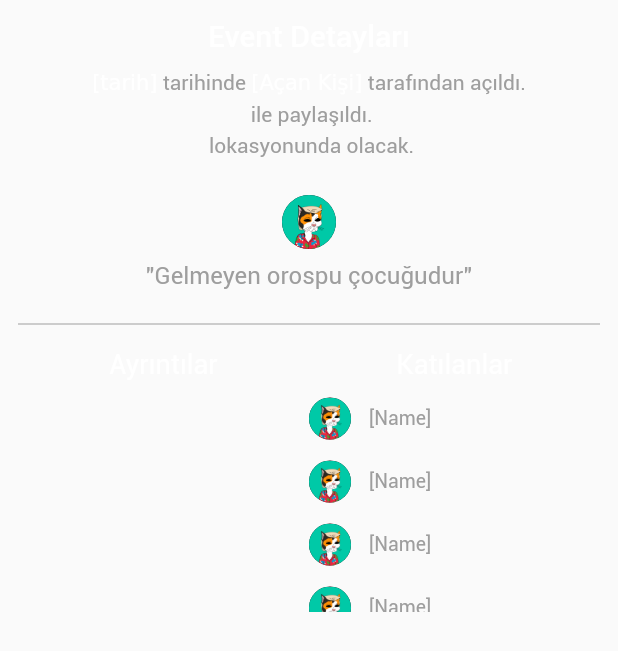
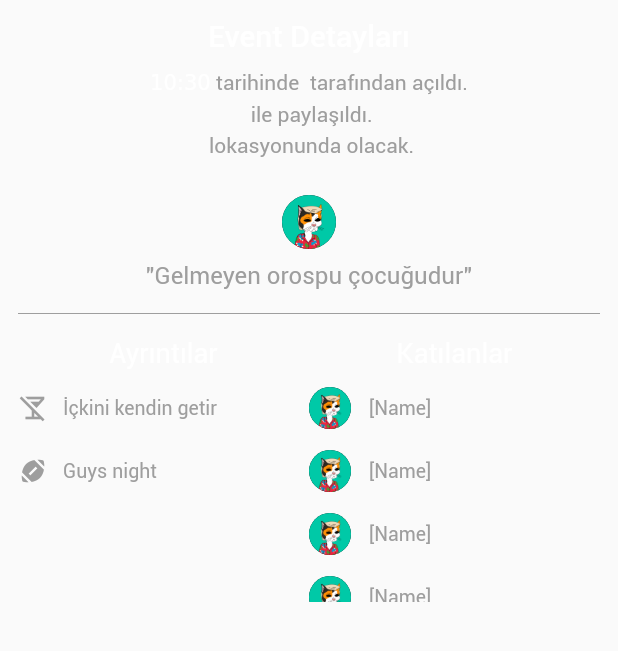
Before and after one commit to derennn/EnjoyTogether, a Flutter app: the OpenEventFocused widget shown alone on an empty page, opened directly with empty values, on a phone screen of 412 x 824 dp. Shown: the top 651 px of the screen. Run offline on Flutter 3.47's test engine with Material 2 defaults, Android fonts, the light colour scheme and no system bars; our stand-ins replace flutter_riverpod, persistent_bottom_nav_bar; network calls fail.

Commit message:
Event class new fields and visual improvements

```diff
--- a/lib/event/event_class.dart
+++ b/lib/event/event_class.dart
@@ -2,13 +2,18 @@ class Event {
   String lokasyon;
   String arkadasGrubu;
   bool arkadasGetirmekSerbestMi;
+  String acanKisi;
+  DateTime acildigiTarih;
 
-  Event(this.lokasyon, this.arkadasGrubu, this.arkadasGetirmekSerbestMi);
+  Event(this.lokasyon, this.arkadasGrubu, this.arkadasGetirmekSerbestMi, this.acanKisi, this.acildigiTarih);
 
   Event.fromMap(Map<String, dynamic> m)
       : lokasyon = m['lokasyon'],
         arkadasGrubu = m['arkadasGrubu'],
-        arkadasGetirmekSerbestMi = m['arkadasGetirmekSerbestMi'];
+        arkadasGetirmekSerbestMi = m['arkadasGetirmekSerbestMi'],
+        acanKisi = m['acanKisi'],
+        acildigiTarih = DateTime.parse(m['acildigiTarih'])
+  ;
 
 
   Map toMap() {
@@ -16,6 +21,8 @@ class Event {
       'lokasyon' : lokasyon,
       'arkadasGrubu' : arkadasGrubu,
       'arkadasGetirmekSerbestMi' : arkadasGetirmekSerbestMi,
+      'acanKisi' : acanKisi,
+      'acildigiTarih' : acildigiTarih.toIso8601String(),
     };
   }
 
--- a/lib/fixturepage.dart
+++ b/lib/fixture_screen/fixturepage.dart
@@ -29,6 +29,7 @@ class FixturePage extends ConsumerWidget {
             children: <Widget>[
               Expanded(
                 child: ListView.separated(
+                  physics: const AlwaysScrollableScrollPhysics(parent: BouncingScrollPhysics()),
                   itemCount: ref.read(fixtureBlockProvider),
                   itemBuilder: (context, index) {
                     return FixtureBlock(index: index);
--- a/lib/fixture_screen/open_events_screen/open_event_focused.dart
+++ b/lib/fixture_screen/open_events_screen/open_event_focused.dart
@@ -1,13 +1,35 @@
 import 'package:flutter/material.dart';
 import 'package:agalarla_mac/event/event_class.dart';
+import 'package:intl/intl.dart';
 
-class OpenEventFocused extends StatelessWidget {
+class OpenEventFocused extends StatefulWidget {
   const OpenEventFocused({
     required this.event,
     Key? key,
   }) : super(key: key);
 
   final Event event;
+
+  @override
+  State<OpenEventFocused> createState() => _OpenEventFocusedState();
+}
+
+class _OpenEventFocusedState extends State<OpenEventFocused> {
+
+  final DateFormat dateFormatter = DateFormat('dd.MM.yyyy');
+  final DateFormat timeFormatter = DateFormat('HH:mm');
+  final now = DateTime.now();
+  late int timePast;
+  String dateFormatted = '';
+  String timeFormatted = '';
+
+  @override
+  void initState() {
+    super.initState();
+    dateFormatted = dateFormatter.format(widget.event.acildigiTarih);
+    timeFormatted = timeFormatter.format(widget.event.acildigiTarih);
+    timePast = now.difference(widget.event.acildigiTarih).inHours;
+  }
 
   @override
   Widget build(BuildContext context) {
@@ -20,12 +42,15 @@ class OpenEventFocused extends StatelessWidget {
           const SizedBox(height: 12,),
           RichText(
             textAlign: TextAlign.center,
-            text: const TextSpan(
+            text: TextSpan(
               children: <TextSpan>[
-                TextSpan(text: ('[tarih]')),
-                TextSpan(text: ' tarihinde ', style: TextStyle(color: Colors.grey,),),
-                TextSpan(text: ('[Açan Kişi]')),
-                TextSpan(text: ' tarafından açıldı.', style: TextStyle(color: Colors.grey,),)
+                TextSpan(text: (timePast < 24)
+                    ? timeFormatted
+                    : dateFormatted
+                ),
+                const TextSpan(text: ' tarihinde ', style: TextStyle(color: Colors.grey,),),
+                TextSpan(text: (widget.event.acanKisi)),
+                const TextSpan(text: ' tarafından açıldı.', style: TextStyle(color: Colors.grey,),)
               ],
             ),
           ),
@@ -33,7 +58,7 @@ class OpenEventFocused extends StatelessWidget {
           RichText(
             text: TextSpan(
                 children: <TextSpan>[
-                  TextSpan(text: (event.arkadasGrubu)),
+                  TextSpan(text: (widget.event.arkadasGrubu)),
                   const TextSpan(text: ' ile paylaşıldı.', style: TextStyle(color: Colors.grey,),),
                 ]
             ),
@@ -42,7 +67,7 @@ class OpenEventFocused extends StatelessWidget {
           RichText(
             text: TextSpan(
                 children: <TextSpan>[
-                  TextSpan(text: (event.lokasyon)),
+                  TextSpan(text: (widget.event.lokasyon)),
                   const TextSpan(text: ' lokasyonunda olacak.', style: TextStyle(color: Colors.grey,),),
                 ]
             ),
@@ -58,7 +83,7 @@ class OpenEventFocused extends StatelessWidget {
           ),
           const SizedBox(height: 8,),
           const Text('"Gelmeyen orospu çocuğudur"', style: TextStyle(color: Colors.grey, fontSize: 16,)),
-          const SizedBox(height: 15,),
+          const SizedBox(height: 8,),
           const Divider(
             color: Colors.grey,
           ),
@@ -71,7 +96,10 @@ class OpenEventFocused extends StatelessWidget {
               Expanded(
                 child: Column(
                   children: const [
-                    Text('Ayrıntılar')
+                    Text('Ayrıntılar'),
+                    SizedBox(height: 5,),
+                    RulesTile(icon: Icon(Icons.no_drinks, color: Colors.grey, size: 20), content: 'İçkini kendin getir'),
+                    RulesTile(icon: Icon(Icons.sports_football, color: Colors.grey, size: 20), content: 'Guys night',)
                   ],
                 ),
               ),
@@ -121,3 +149,26 @@ class OpenEventFocused extends StatelessWidget {
     );
   }
 }
+
+class RulesTile extends StatelessWidget {
+  const RulesTile({
+    required this.icon,
+    required this.content,
+    Key? key,
+  }) : super(key: key);
+
+  final Icon icon;
+  final String content;
+
+  @override
+  Widget build(BuildContext context) {
+    return ListTile(
+      leading: icon,
+      title: Text(content, style: TextStyle(color: Colors.grey),),
+      contentPadding: EdgeInsets.zero,
+      horizontalTitleGap: -10,
+      visualDensity: const VisualDensity(vertical: -1.5),
+      dense: true,
+    );
+  }
+}
--- a/lib/main.dart
+++ b/lib/main.dart
@@ -1,7 +1,7 @@
 import 'package:flutter/material.dart';
 import 'package:persistent_bottom_nav_bar/persistent_tab_view.dart';
 import 'package:flutter_riverpod/flutter_riverpod.dart';
-import 'fixturepage.dart';
+import 'fixture_screen/fixturepage.dart';
 import 'notificationpage.dart';
 import 'profilepage.dart';
 import 'themecolors.dart';
@@ -181,11 +181,11 @@ class _MainPageState extends State<MainPage> {
           navBarHeight: MediaQuery.of(context).viewInsets.bottom > 0
               ? 0.0
               : kBottomNavigationBarHeight,
-          bottomScreenMargin: 0,
+          bottomScreenMargin: kBottomNavigationBarHeight,
           selectedTabScreenContext: (final context) {
             testContext = context!;
           },
-          backgroundColor: Palette.appSwatch.shade500,
+          backgroundColor: Palette.appSwatch.shade700,
           hideNavigationBar: _hideNavBar,
           decoration:
               const NavBarDecoration(colorBehindNavBar: Palette.appSwatch),
--- a/lib/profilepage.dart
+++ b/lib/profilepage.dart
@@ -1,5 +1,5 @@
 import 'package:flutter/material.dart';
-import 'fixturepage.dart';
+import 'fixture_screen/fixturepage.dart';
 import 'themecolors.dart';
 
 class ProfilePage extends StatefulWidget {
--- a/lib/repositories/fixtureblocks_repository.dart
+++ b/lib/repositories/fixtureblocks_repository.dart
@@ -1,5 +1,5 @@
 import 'package:flutter_riverpod/flutter_riverpod.dart';
 
 final fixtureBlockProvider = Provider<int>((ref) {
-  return 14;
+  return 8;
 });
--- a/pubspec.yaml
+++ b/pubspec.yaml
@@ -16,6 +16,7 @@ dependencies:
   flutter_riverpod: ^2.1.1
   cupertino_icons: ^1.0.2
   http: ^0.13.5
+  intl: ^0.17.0
 
 dev_dependencies:
   flutter_test:
```
Also changed, not shown: lib/fixture_screen/create_events_page.dart (+21 -3 lines), lib/fixture_screen/open_events_screen/open_events_page.dart (+21 -8 lines), lib/notificationpage.dart (+31 -3 lines), pubspec.lock.
